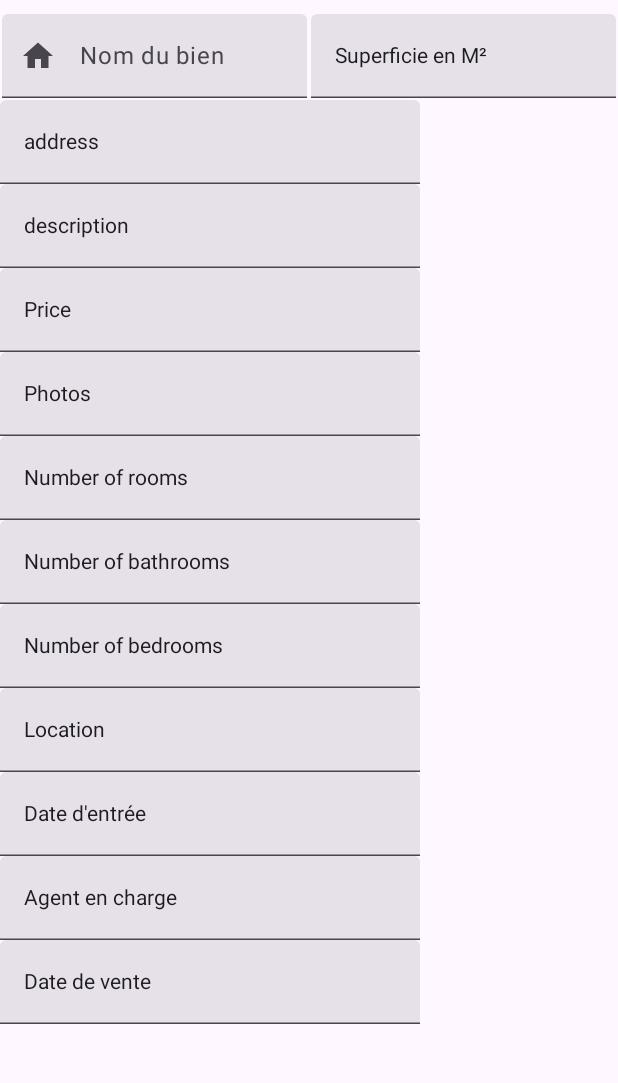
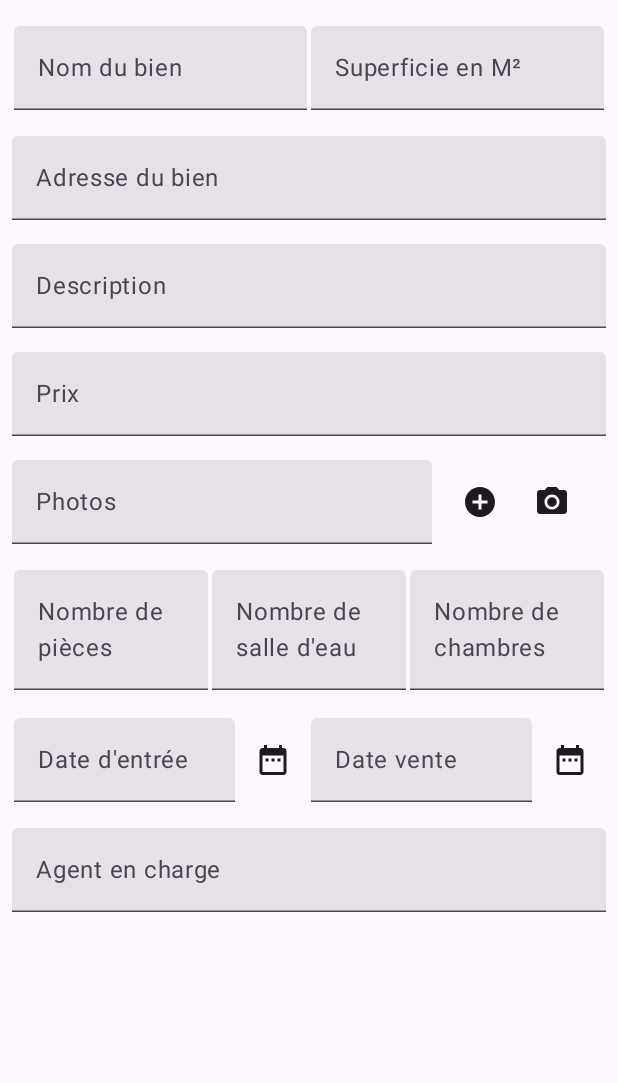
Before and after one commit to Sbibouf/RealEstateManagerP09, an Android app built with Jetpack Compose: the @Preview function Preview, on a phone screen of 412 x 824 dp, the part 96-1179 px from its top. Run offline under Robolectric (Android 15) with nearby library versions, the phone set to English and light mode, and no system bars.

Commit message:
Création de l'addestateactivity + navigation depuis la MainActivity vers AddEstateActivity

```diff
--- a/app/src/main/java/com/example/realestatemanager/AddEstate.kt
+++ b/app/src/main/java/com/example/realestatemanager/AddEstate.kt
@@ -1,5 +1,7 @@
 package com.example.realestatemanager
 
+import android.widget.ScrollView
+import androidx.compose.foundation.ScrollState
 import androidx.compose.foundation.layout.Column
 import androidx.compose.foundation.layout.IntrinsicSize
 import androidx.compose.foundation.layout.Row
@@ -9,10 +11,14 @@ import androidx.compose.foundation.layout.fillMaxWidth
 import androidx.compose.foundation.layout.height
 import androidx.compose.foundation.layout.padding
 import androidx.compose.foundation.layout.width
+import androidx.compose.foundation.rememberScrollState
+import androidx.compose.foundation.verticalScroll
 
 import androidx.compose.material.icons.Icons
 import androidx.compose.material.icons.filled.Add
+import androidx.compose.material.icons.filled.AddCircle
 import androidx.compose.material.icons.filled.Create
+import androidx.compose.material.icons.filled.DateRange
 import androidx.compose.material.icons.filled.Home
 import androidx.compose.material.icons.filled.Menu
 import androidx.compose.material.icons.filled.Search
@@ -25,10 +31,17 @@ import androidx.compose.material3.TextField
 import androidx.compose.material3.TopAppBar
 import androidx.compose.material3.TopAppBarDefaults
 import androidx.compose.runtime.Composable
+import androidx.compose.runtime.getValue
+import androidx.compose.runtime.mutableStateOf
+import androidx.compose.runtime.remember
+import androidx.compose.runtime.setValue
+import androidx.compose.ui.Alignment
 import androidx.compose.ui.Modifier
 import androidx.compose.ui.graphics.Color
+import androidx.compose.ui.res.painterResource
 import androidx.compose.ui.res.stringResource
 import androidx.compose.ui.text.TextStyle
+import androidx.compose.ui.text.input.TextFieldValue
 import androidx.compose.ui.tooling.preview.Preview
 import androidx.compose.ui.unit.dp
 import androidx.compose.ui.unit.sp
@@ -82,40 +95,173 @@ fun AddEstate(){
 
 @Composable
 fun CreateEstate(){
+    var nomDuBien by remember { mutableStateOf("") }
+    var superficie by remember { mutableStateOf("") }
+    var adresse by remember { mutableStateOf("") }
+    var description by remember { mutableStateOf("") }
+    var prix by remember { mutableStateOf("") }
+    var photos by remember { mutableStateOf("") }
+    var nombreDePieces by remember { mutableStateOf("") }
+    var nombreDeSalleDeau by remember { mutableStateOf("") }
+    var nombreDeChambres by remember { mutableStateOf("") }
+    var dateDentré by remember { mutableStateOf("") }
+    var dateDeVente by remember { mutableStateOf("") }
+    var agent by remember { mutableStateOf("") }
 
-        Column() {
+        Column(modifier = Modifier.verticalScroll(rememberScrollState())) {
+
+            Row(modifier = Modifier.padding(8.dp)) {
+
+                TextField(
+                    value = nomDuBien,
+                    onValueChange ={ newTextValue ->
+                        // Mettez à jour la valeur du texte
+                        nomDuBien = newTextValue
+                    },
+                    placeholder = {
+                        Text(stringResource(R.string.Nom_du_bien_immobilier))},
+                    modifier = Modifier
+                        .weight(1f)
+                        .padding(1.dp))
+                TextField(value = superficie,
+                    onValueChange ={ newTextValue ->
+                        // Mettez à jour la valeur du texte
+                        superficie = newTextValue
+                    },
+                    placeholder = {
+                        Text(stringResource(R.string.Superficie))},
+                    modifier = Modifier
+                        .weight(1f)
+                        .padding(1.dp) )
+
+            }
+
+            TextField(value = adresse,
+                onValueChange ={ newTextValue ->
+                    // Mettez à jour la valeur du texte
+                    adresse = newTextValue
+                },
+                placeholder = {
+                    Text(stringResource(R.string.Address))},
+                modifier = Modifier
+                    .padding(8.dp)
+                    .fillMaxWidth() )
+            TextField(value = description,
+                onValueChange ={ newTextValue ->
+                    // Mettez à jour la valeur du texte
+                    description = newTextValue
+                },
+                placeholder = {
+                    Text(stringResource(R.string.Description))},
+                modifier = Modifier
+                    .padding(8.dp)
+                    .fillMaxWidth() )
+            TextField(value = prix,
+                onValueChange ={ newTextValue ->
+                    // Mettez à jour la valeur du texte
+                    prix = newTextValue
+                },
+                placeholder = {
+                    Text(stringResource(R.string.Price))},
+                modifier = Modifier
+                    .padding(8.dp)
+                    .fillMaxWidth() )
 
             Row {
 
-                TextField(
-                    value = "",
-                    onValueChange ={},
+                TextField(value = photos,
+                    onValueChange ={ newTextValue ->
+                        // Mettez à jour la valeur du texte
+                        photos = newTextValue
+                    },
                     placeholder = {
-                        Text(stringResource(R.string.Nom_du_bien_immobilier))},
-                    leadingIcon = {
-                        Icon(imageVector = Icons.Default.Home, contentDescription = null )
+                        Text(stringResource(R.string.Photo))},
+                    modifier = Modifier.padding(8.dp) )
+                IconButton(onClick = { /*TODO*/ }, modifier = Modifier.align(Alignment.CenterVertically)) {
+                    Icon(imageVector = Icons.Default.AddCircle, contentDescription = null)
+                }
+                IconButton(onClick = { /*TODO*/ }, modifier = Modifier.align(Alignment.CenterVertically)) {
+                    Icon(painter = painterResource(R.drawable.baseline_photo_camera_24), contentDescription = null)
+                }
+            }
+
+            Row(modifier = Modifier.padding(8.dp)) {
+
+                TextField(value = nombreDePieces,
+                    onValueChange ={ newTextValue ->
+                        // Mettez à jour la valeur du texte
+                        nombreDePieces = newTextValue
                     },
-                    modifier = Modifier.weight(1f).padding(1.dp))
-                TextField(value = "Superficie en M²", onValueChange ={}, modifier = Modifier.weight(1f).padding(1.dp) )
+                    placeholder = {
+                        Text(stringResource(R.string.Number_of_rooms))},
+                    modifier = Modifier
+                        .weight(1f)
+                        .padding(1.dp)
+                        )
+                TextField(value = nombreDeSalleDeau,
+                    onValueChange ={ newTextValue ->
+                        // Mettez à jour la valeur du texte
+                        nombreDeSalleDeau = newTextValue
+                    },
+                    placeholder = {
+                        Text(stringResource(R.string.Number_of_bathrooms))},
+                    modifier = Modifier
+                        .weight(1f)
+                        .padding(1.dp) )
+                TextField(value = nombreDeChambres,
+                    onValueChange ={ newTextValue ->
+                        // Mettez à jour la valeur du texte
+                        nombreDeChambres = newTextValue
+                    },
+                    placeholder = {
+                        Text(stringResource(R.string.Number_of_bedrooms))},
+                    modifier = Modifier
+                        .weight(1f)
+                        .padding(1.dp) )
+            }
 
+            Row(modifier = Modifier.padding(8.dp)) {
+
+                TextField(value = dateDentré,
+                    onValueChange ={ newTextValue ->
+                        // Mettez à jour la valeur du texte
+                        dateDentré = newTextValue
+                    },
+                    placeholder = {
+                        Text(stringResource(R.string.Date_entrée))},
+                    modifier = Modifier
+                        .weight(1f)
+                        .padding(1.dp) )
+                IconButton(onClick = { /*TODO*/ }, modifier = Modifier.align(Alignment.CenterVertically)) {
+                    Icon(imageVector = Icons.Default.DateRange, contentDescription = null)
+                }
+                TextField(value = dateDeVente,
+                    onValueChange ={ newTextValue ->
+                        // Mettez à jour la valeur du texte
+                        dateDeVente = newTextValue
+                    },
+                    placeholder = {
+                        Text(stringResource(R.string.Date_vente))},
+                    modifier = Modifier
+                        .weight(1f)
+                        .padding(1.dp) )
+                IconButton(onClick = { /*TODO*/ }, modifier = Modifier.align(Alignment.CenterVertically)) {
+                    Icon(imageVector = Icons.Default.DateRange, contentDescription = null)
+                }
             }
-            TextField(value = "address", onValueChange ={} )
 
-            TextField(value = "description", onValueChange ={} )
-            TextField(value = "Price", onValueChange ={} )
-            TextField(value = "Photos", onValueChange ={} )
-            TextField(value = "Number of rooms", onValueChange ={} )
-            TextField(value = "Number of bathrooms", onValueChange ={} )
-            TextField(value = "Number of bedrooms", onValueChange ={} )
+            TextField(value = agent,
+                onValueChange ={ newTextValue ->
+                    // Mettez à jour la valeur du texte
+                    agent = newTextValue
+                },
+                placeholder = {
+                    Text(stringResource(R.string.Agent))},
+                modifier = Modifier
+                    .padding(8.dp)
+                    .fillMaxWidth() )
 
-
-            TextField(value = "Location", onValueChange ={} )
-            TextField(value = "Date d'entrée", onValueChange ={} )
-            TextField(value = "Agent en charge", onValueChange ={} )
-            TextField(value = "Date de vente", onValueChange ={} )
         }
-
-
 }
 
 @Preview
--- a/app/src/main/java/com/example/realestatemanager/SecondActivity.kt
+++ b/app/src/main/java/com/example/realestatemanager/AddEstateActivity.kt
@@ -1,6 +1,5 @@
 package com.example.realestatemanager
 
-import android.os.Build
 import android.os.Bundle
 import androidx.activity.ComponentActivity
 import androidx.activity.compose.setContent
@@ -12,21 +11,14 @@ import androidx.core.content.IntentCompat
 import com.example.realestatemanager.model.Estate
 import com.example.realestatemanager.ui.theme.EstateTheme
 
-
-class SecondActivity : ComponentActivity() {
-
-
+class AddEstateActivity : ComponentActivity() {
     override fun onCreate(savedInstanceState: Bundle?) {
         super.onCreate(savedInstanceState)
-        val estate : Estate? = IntentCompat.getParcelableExtra(intent, "estate_id", Estate::class.java)
         setContent {
             EstateTheme {
                 // A surface container using the 'background' color from the theme
                 Surface(modifier = Modifier.fillMaxSize(), color = MaterialTheme.colorScheme.background) {
-                    if(estate!= null){
-                        EstateDetailsScreen(estate)
-                    }
-
+                    AddEstate()
 
                 }
             }
--- /dev/null
+++ b/app/src/main/java/com/example/realestatemanager/EstateDetailActivity.kt
@@ -0,0 +1,34 @@
+package com.example.realestatemanager
+
+import android.os.Bundle
+import androidx.activity.ComponentActivity
+import androidx.activity.compose.setContent
+import androidx.compose.foundation.layout.fillMaxSize
+import androidx.compose.material3.MaterialTheme
+import androidx.compose.material3.Surface
+import androidx.compose.ui.Modifier
+import androidx.core.content.IntentCompat
+import com.example.realestatemanager.model.Estate
+import com.example.realestatemanager.ui.theme.EstateTheme
+
+
+class EstateDetailActivity : ComponentActivity() {
+
+
+    override fun onCreate(savedInstanceState: Bundle?) {
+        super.onCreate(savedInstanceState)
+        val estate : Estate? = IntentCompat.getParcelableExtra(intent, "estate", Estate::class.java)
+        setContent {
+            EstateTheme {
+                // A surface container using the 'background' color from the theme
+                Surface(modifier = Modifier.fillMaxSize(), color = MaterialTheme.colorScheme.background) {
+                    if(estate!= null){
+                        EstateDetailsScreen(estate)
+                    }
+
+
+                }
+            }
+        }
+    }
+}
--- a/app/src/main/java/com/example/realestatemanager/EstateItem.kt
+++ b/app/src/main/java/com/example/realestatemanager/EstateItem.kt
@@ -2,6 +2,7 @@ package com.example.realestatemanager
 
 import android.graphics.Bitmap
 import android.graphics.BitmapFactory
+import android.service.autofill.OnClickAction
 import android.util.Log
 import androidx.compose.foundation.Image
 import androidx.compose.foundation.clickable
@@ -45,12 +46,12 @@ import java.io.File
 
 
 @Composable
-fun EstateItem(estate: Estate, onClick: (Estate) -> Unit) {
+fun EstateItem(estate: Estate, onEstateClick: (Estate) -> Unit) {
 
     Surface(
         modifier = Modifier
             .fillMaxWidth()
-            .clickable { onClick(estate) }
+            .clickable { onEstateClick(estate) }
     ) {
         Row(
             verticalAlignment = Alignment.CenterVertically,
@@ -115,7 +116,7 @@ fun EstateItem(estate: Estate, onClick: (Estate) -> Unit) {
 
 @OptIn(ExperimentalMaterial3Api::class)
 @Composable
-fun EstateList(estate: List<Estate>, onClick: (Estate) -> Unit) {
+fun EstateList(estate: List<Estate>, onEstateClick: (Estate) -> Unit, onAddClick: ()->Unit) {
 
     Scaffold(
         topBar = {
@@ -135,7 +136,7 @@ fun EstateList(estate: List<Estate>, onClick: (Estate) -> Unit) {
                 },
                 actions = {
 
-                    IconButton(onClick = { /* Handle search icon click */ }) {
+                    IconButton(onClick = { onAddClick() }) {
                         Icon(imageVector = Icons.Default.Add, contentDescription = null)
                     }
                     IconButton(onClick = { /* Handle settings icon click */ }) {
@@ -154,7 +155,7 @@ fun EstateList(estate: List<Estate>, onClick: (Estate) -> Unit) {
                 .fillMaxSize()
         ) {
             items(estate) { estate ->
-                EstateItem(estate, onClick = onClick)
+                EstateItem(estate, onEstateClick = onEstateClick)
             }
         }
     }
@@ -170,7 +171,7 @@ fun EstateListPreview() {
 
     EstateTheme {
 
-        EstateList(estatesTest) {}
+        //EstateList(estatesTest) {}
     }
 
 
--- a/app/src/main/java/com/example/realestatemanager/MainActivity.kt
+++ b/app/src/main/java/com/example/realestatemanager/MainActivity.kt
@@ -2,6 +2,7 @@ package com.example.realestatemanager
 
 import android.content.Intent
 import android.os.Bundle
+import android.service.autofill.OnClickAction
 import androidx.activity.ComponentActivity
 import androidx.activity.compose.setContent
 import androidx.activity.viewModels
@@ -10,11 +11,9 @@ import androidx.compose.material3.MaterialTheme
 import androidx.compose.material3.Surface
 import androidx.compose.runtime.collectAsState
 import androidx.compose.ui.Modifier
-import com.example.realestatemanager.data.local.repository.EstateRepository
 import com.example.realestatemanager.model.Estate
 import com.example.realestatemanager.ui.theme.EstateTheme
 import dagger.hilt.android.AndroidEntryPoint
-import javax.inject.Inject
 
 @AndroidEntryPoint
 class MainActivity : ComponentActivity() {
@@ -24,16 +23,20 @@ class MainActivity : ComponentActivity() {
 
     override fun onCreate(savedInstanceState: Bundle?) {
         super.onCreate(savedInstanceState)
-        val intent = Intent(this, SecondActivity::class.java)
+
         setContent {
 
             val estate = estateViewModel.uiState.collectAsState().value
             EstateTheme {
                 // A surface container using the 'background' color from the theme
                 Surface(modifier = Modifier.fillMaxSize(), color = MaterialTheme.colorScheme.background) {
-                    EstateList(estate) { clickedEstate ->
-                        handleEstateItemClick(clickedEstate)
-                    }
+                    EstateList(estate = estate,
+                        onEstateClick = { clickedEstate ->
+                            handleEstateItemClick(clickedEstate)
+                        },
+                        onAddClick = {
+                            handleAddClick()
+                        })
 
                 }
             }
@@ -41,8 +44,13 @@ class MainActivity : ComponentActivity() {
     }
 
     private fun handleEstateItemClick(clickedEstate: Estate) {
-        val intent = Intent(this, SecondActivity::class.java)
-        intent.putExtra("estate_id", clickedEstate)
+        val intent = Intent(this, EstateDetailActivity::class.java)
+        intent.putExtra("estate", clickedEstate)
+        startActivity(intent)
+    }
+
+    private fun handleAddClick(){
+        val intent = Intent(this, AddEstateActivity::class.java)
         startActivity(intent)
     }
 }
--- /dev/null
+++ b/app/src/main/res/drawable/baseline_photo_camera_24.xml
@@ -0,0 +1,6 @@
+<vector android:height="24dp" android:tint="#000000"
+    android:viewportHeight="24" android:viewportWidth="24"
+    android:width="24dp" xmlns:android="http://schemas.android.com/apk/res/android">
+    <path android:fillColor="@android:color/white" android:pathData="M12,12m-3.2,0a3.2,3.2 0,1 1,6.4 0a3.2,3.2 0,1 1,-6.4 0"/>
+    <path android:fillColor="@android:color/white" android:pathData="M9,2L7.17,4L4,4c-1.1,0 -2,0.9 -2,2v12c0,1.1 0.9,2 2,2h16c1.1,0 2,-0.9 2,-2L22,6c0,-1.1 -0.9,-2 -2,-2h-3.17L15,2L9,2zM12,17c-2.76,0 -5,-2.24 -5,-5s2.24,-5 5,-5 5,2.24 5,5 -2.24,5 -5,5z"/>
+</vector>
--- a/app/src/main/res/values/strings.xml
+++ b/app/src/main/res/values/strings.xml
@@ -1,4 +1,15 @@
 <resources>
     <string name="app_name">RealEstateManager</string>
     <string name="Nom_du_bien_immobilier">Nom du bien</string>
+    <string name="Superficie">Superficie en M²</string>
+    <string name="Address">Adresse du bien</string>
+    <string name="Description">Description</string>
+    <string name="Price">Prix</string>
+    <string name="Photo">Photos</string>
+    <string name="Date_entrée">Date d\'entrée</string>
+    <string name="Date_vente">Date vente</string>
+    <string name="Number_of_rooms">Nombre de pièces</string>
+    <string name="Number_of_bedrooms">Nombre de chambres</string>
+    <string name="Number_of_bathrooms">Nombre de salle d\'eau</string>
+    <string name="Agent">Agent en charge</string>
 </resources>
```
Also changed, not shown: app/src/main/AndroidManifest.xml (+7 -1 lines).
